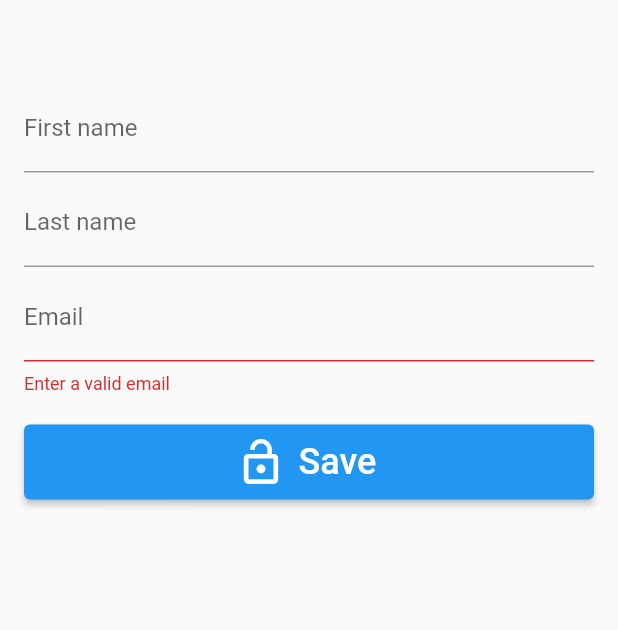
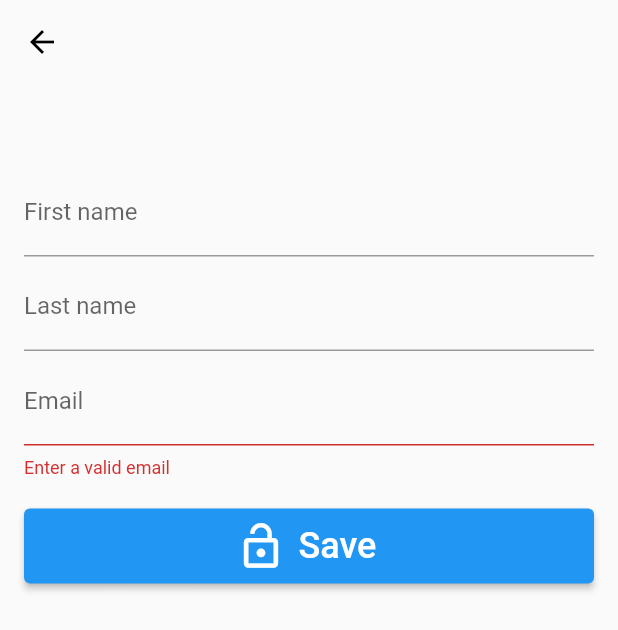
Before and after one commit to ebashirli/elyx_task_regres, a Flutter app: the UserUpdatePage screen opened directly with empty values, after a tap on "Save", on a phone screen of 412 x 824 dp. Shown: the top 630 px of the screen. Run offline on Flutter 3.47's test engine with Material 2 defaults, Android fonts, the phone set to English and light mode, and no system bars; our stand-ins replace dio, email_validator, shared_preferences; missing offline and left inert: shared_preferences_web; accounts and stored records are empty; network calls fail.

Commit message:
add back button on user update page

```diff
--- a/lib/api_manager.dart
+++ b/lib/api_manager.dart
@@ -8,10 +8,7 @@ class ApiManager {
   Future<http.Response> getUsers(int page) async {
     final http.Response response = await http
         .get(Uri.parse("$baseUrl/api/users?page=$page"))
-        .whenComplete(() => print("complete:"))
-        .catchError((onError) {
-      print("error:${onError.toString()}");
-    });
+        .catchError((onError) {});
     return response;
   }
 
--- a/lib/profile_page.dart
+++ b/lib/profile_page.dart
@@ -33,12 +33,11 @@ class _ProfilePageState extends State<ProfilePage> {
           ProfileWidget(
             urlAvatar: user.urlAvatar,
             onClicked: () async {
-              Navigator.pushAndRemoveUntil(
+              Navigator.push(
                 context,
                 MaterialPageRoute(
                   builder: (context) => UserUpdatePage(user: user),
                 ),
-                (route) => false,
               );
             },
           ),
--- a/lib/user_update_page.dart
+++ b/lib/user_update_page.dart
@@ -39,6 +39,13 @@ class _UserUpdatePageState extends State<UserUpdatePage> {
   @override
   Widget build(BuildContext context) {
     return Scaffold(
+      appBar: AppBar(
+        leading: const BackButton(
+          color: Colors.black,
+        ),
+        elevation: 0,
+        backgroundColor: Colors.transparent,
+      ),
       body: SingleChildScrollView(
         padding: const EdgeInsets.all(16),
         child: Form(
@@ -119,17 +126,15 @@ class _UserUpdatePageState extends State<UserUpdatePage> {
       builder: (context) => const Center(child: CircularProgressIndicator()),
     );
 
-    final response_body = await _api.updateUser(id: widget.user.id!, data: {
+    final responseBody = await _api.updateUser(id: widget.user.id!, data: {
       "email": email,
       "firstName": firstName,
       "lastName": lastName,
     });
 
-    print(response_body);
-
-    if (response_body.containsKey("updatedAt")) {
+    if (responseBody.containsKey("updatedAt")) {
       ScaffoldMessenger.of(context).showSnackBar(
-          SnackBar(content: Text("Updated at ${response_body['updatedAt']}")));
+          SnackBar(content: Text("Updated at ${responseBody['updatedAt']}")));
       Navigator.pushAndRemoveUntil(
         context,
         MaterialPageRoute(
@@ -138,7 +143,7 @@ class _UserUpdatePageState extends State<UserUpdatePage> {
         (route) => false,
       );
     } else {
-      final error = response_body["error"];
+      final error = responseBody["error"];
       Navigator.pop(context);
       ScaffoldMessenger.of(context)
           .showSnackBar(SnackBar(content: Text(('$error'))));
```
Also changed, not shown: lib/sign_in_sign_up_page.dart (+4 -4 lines).
